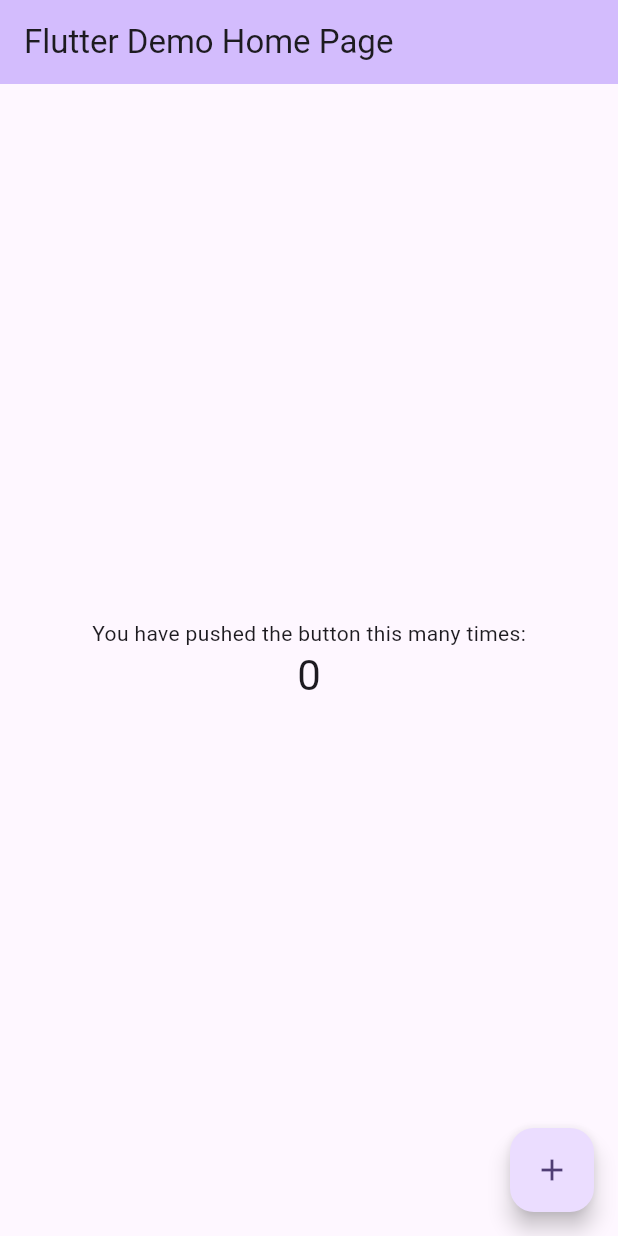
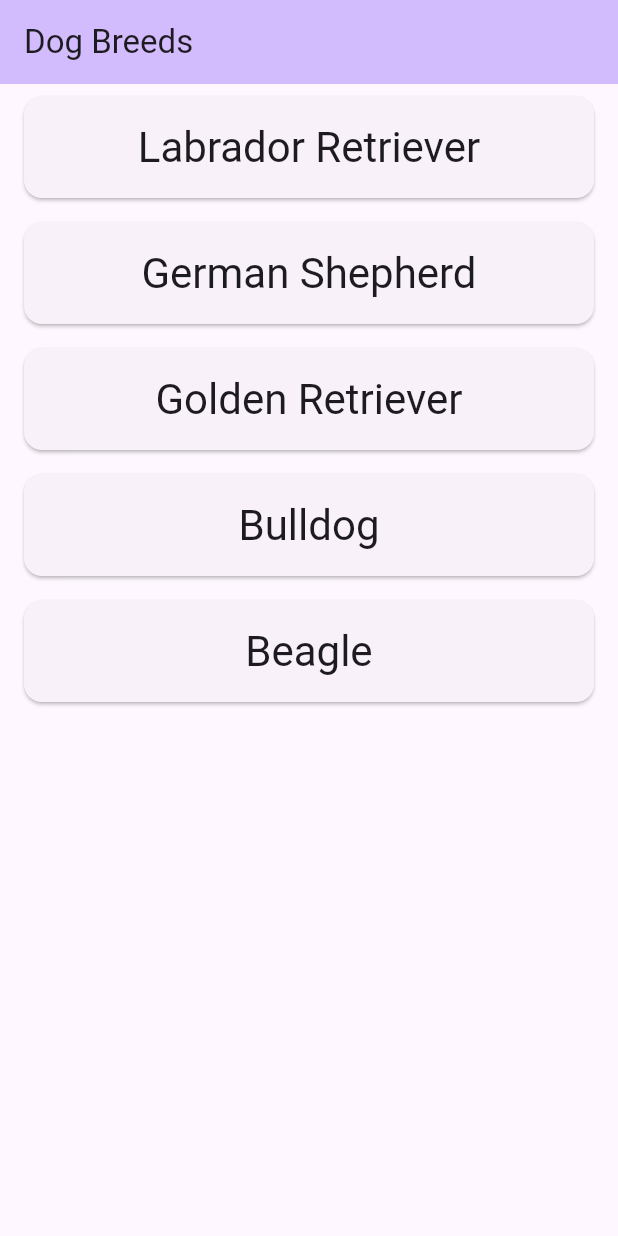
Before and after one commit to AidanEiler/csc4330app4, a Flutter app: the screen it shows after launch, on a phone screen of 412 x 824 dp. Run offline on Flutter 3.47's test engine with Material 3 defaults, Android fonts, the phone set to English and light mode, and no system bars.

Commit message:
made buttons of dog breeds that can be pressed but does nothing

```diff
--- a/lib/main.dart
+++ b/lib/main.dart
@@ -7,119 +7,65 @@
 class MyApp extends StatelessWidget {
   const MyApp({super.key});
 
-  // This widget is the root of your application.
   @override
   Widget build(BuildContext context) {
     return MaterialApp(
-      title: 'Flutter Demo',
+      title: 'Dog Breeds',
       theme: ThemeData(
-        // This is the theme of your application.
-        //
-        // TRY THIS: Try running your application with "flutter run". You'll see
-        // the application has a purple toolbar. Then, without quitting the app,
-        // try changing the seedColor in the colorScheme below to Colors.green
-        // and then invoke "hot reload" (save your changes or press the "hot
-        // reload" button in a Flutter-supported IDE, or press "r" if you used
-        // the command line to start the app).
-        //
-        // Notice that the counter didn't reset back to zero; the application
-        // state is not lost during the reload. To reset the state, use hot
-        // restart instead.
-        //
-        // This works for code too, not just values: Most code changes can be
-        // tested with just a hot reload.
         colorScheme: ColorScheme.fromSeed(seedColor: Colors.deepPurple),
         useMaterial3: true,
       ),
-      home: const MyHomePage(title: 'Flutter Demo Home Page'),
+      home: MyHomePage(), // Removed const here
     );
   }
 }
 
-class MyHomePage extends StatefulWidget {
-  const MyHomePage({super.key, required this.title});
+class MyHomePage extends StatelessWidget {
+  // Removed the 'const' here
+  MyHomePage({super.key});
 
-  // This widget is the home page of your application. It is stateful, meaning
-  // that it has a State object (defined below) that contains fields that affect
-  // how it looks.
-
-  // This class is the configuration for the state. It holds the values (in this
-  // case the title) provided by the parent (in this case the App widget) and
-  // used by the build method of the State. Fields in a Widget subclass are
-  // always marked "final".
-
-  final String title;
-
-  @override
-  State<MyHomePage> createState() => _MyHomePageState();
-}
-
-class _MyHomePageState extends State<MyHomePage> {
-  int _counter = 0;
-
-  void _incrementCounter() {
-    setState(() {
-      // This call to setState tells the Flutter framework that something has
-      // changed in this State, which causes it to rerun the build method below
-      // so that the display can reflect the updated values. If we changed
-      // _counter without calling setState(), then the build method would not be
-      // called again, and so nothing would appear to happen.
-      _counter++;
-    });
-  }
+  // Shortened list of dog breeds
+  final List<String> dogBreeds = [
+    'Labrador Retriever',
+    'German Shepherd',
+    'Golden Retriever',
+    'Bulldog',
+    'Beagle',
+  ];
 
   @override
   Widget build(BuildContext context) {
-    // This method is rerun every time setState is called, for instance as done
-    // by the _incrementCounter method above.
-    //
-    // The Flutter framework has been optimized to make rerunning build methods
-    // fast, so that you can just rebuild anything that needs updating rather
-    // than having to individually change instances of widgets.
     return Scaffold(
       appBar: AppBar(
-        // TRY THIS: Try changing the color here to a specific color (to
-        // Colors.amber, perhaps?) and trigger a hot reload to see the AppBar
-        // change color while the other colors stay the same.
         backgroundColor: Theme.of(context).colorScheme.inversePrimary,
-        // Here we take the value from the MyHomePage object that was created by
-        // the App.build method, and use it to set our appbar title.
-        title: Text(widget.title),
+        title: const Text('Dog Breeds'),
       ),
-      body: Center(
-        // Center is a layout widget. It takes a single child and positions it
-        // in the middle of the parent.
-        child: Column(
-          // Column is also a layout widget. It takes a list of children and
-          // arranges them vertically. By default, it sizes itself to fit its
-          // children horizontally, and tries to be as tall as its parent.
-          //
-          // Column has various properties to control how it sizes itself and
-          // how it positions its children. Here we use mainAxisAlignment to
-          // center the children vertically; the main axis here is the vertical
-          // axis because Columns are vertical (the cross axis would be
-          // horizontal).
-          //
-          // TRY THIS: Invoke "debug painting" (choose the "Toggle Debug Paint"
-          // action in the IDE, or press "p" in the console), to see the
-          // wireframe for each widget.
-          mainAxisAlignment: MainAxisAlignment.center,
-          children: <Widget>[
-            const Text(
-              'You have pushed the button this many times:',
+      body: ListView.builder(
+        itemCount: dogBreeds.length,
+        itemBuilder: (context, index) {
+          return Padding(
+            padding: const EdgeInsets.symmetric(vertical: 8, horizontal: 16),
+            child: ElevatedButton(
+              onPressed: () {
+                // You can add functionality for each dog breed here
+                ScaffoldMessenger.of(context).showSnackBar(
+                  SnackBar(content: Text('You tapped on ${dogBreeds[index]}')),
+                );
+              },
+              style: ElevatedButton.styleFrom(
+                padding: const EdgeInsets.symmetric(vertical: 16),
+                shape: RoundedRectangleBorder(
+                  borderRadius: BorderRadius.circular(12),
+                ),
+              ),
+              child: Text(
+                dogBreeds[index],
+                style: Theme.of(context).textTheme.headlineMedium, // Replaced headline6 with headlineMedium
+              ),
             ),
-            Text(
-              '$_counter',
-              style: Theme.of(context).textTheme.headlineMedium,
-            ),
-          ],
-        ),
+          );
+        },
       ),
-      floatingActionButton: FloatingActionButton(
-        onPressed: _incrementCounter,
-        tooltip: 'Increment',
-        child: const Icon(Icons.add),
-      ), // This trailing comma makes auto-formatting nicer for build methods.
     );
   }
 }
```
